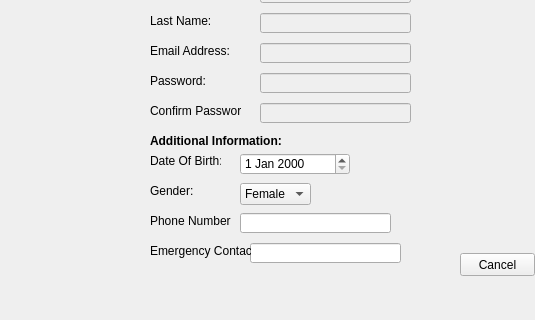
Old version of the form signuppage2.ui in the repository fakehafaisal/db_project; both pictures show x 0 to 535 and y 137 to 457 of the 673 by 457 pixel window.
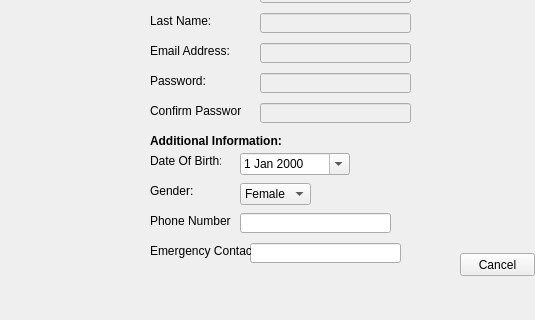
New version of the form.

Commit message: added calender widget

What changed in the file:
```diff
--- a/signuppage2.ui
+++ b/signuppage2.ui
@@ -280,6 +280,9 @@
       <height>22</height>
      </rect>
     </property>
+    <property name="calendarPopup">
+     <bool>true</bool>
+    </property>
    </widget>
    <widget class="QComboBox" name="comboBox">
     <property name="geometry">
```
Left out of the diff: 2 changed lines with no effect on the pictures. The commit also changes 1 other file.
